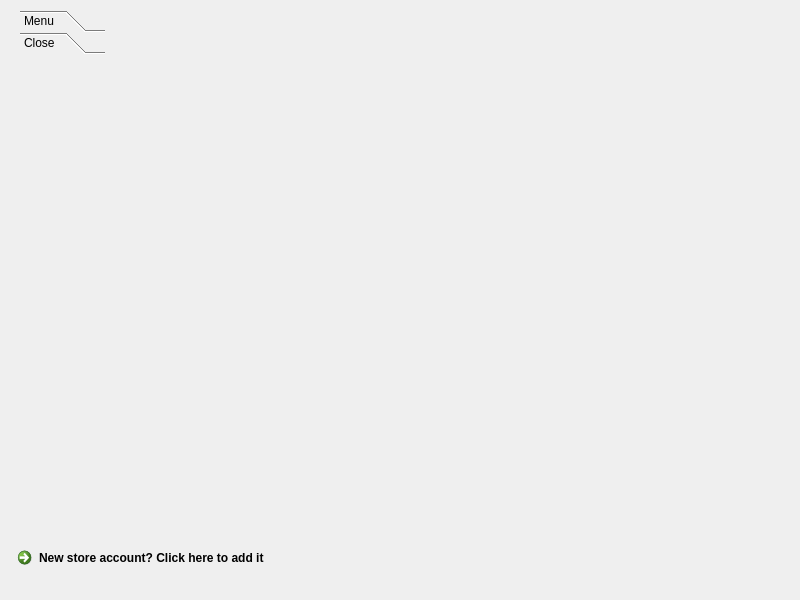
Before: the Qt Designer form res/UI Forms/AccountPageForm.ui in gsm999/TeamBlue_Porcupass, drawn with Qt 5.
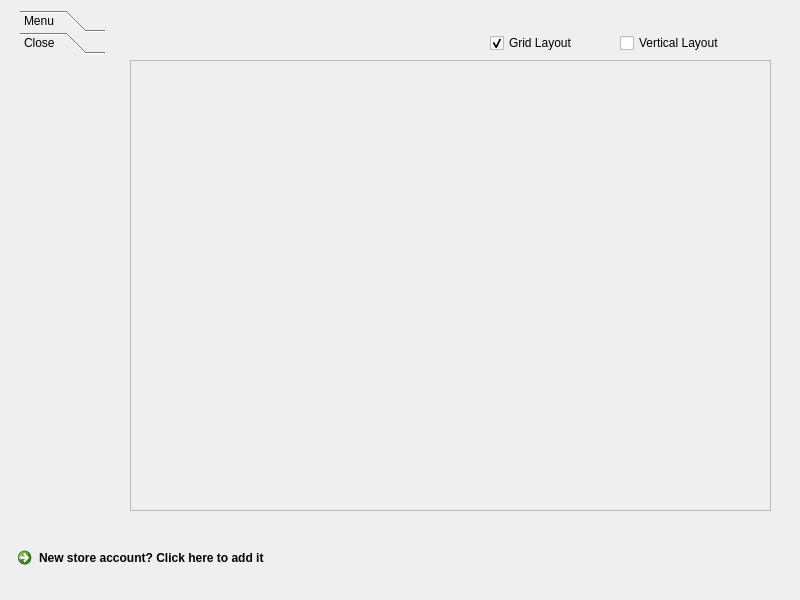
After: the same form once the commit is applied.

Commit message: Account Layouts / More Error Handling

```diff
--- a/res/UI Forms/AccountPageForm.ui
+++ b/res/UI Forms/AccountPageForm.ui
@@ -142,7 +142,7 @@
     <rect>
      <x>10</x>
      <y>540</y>
-     <width>331</width>
+     <width>391</width>
      <height>41</height>
     </rect>
    </property>
@@ -150,6 +150,81 @@
     <string>New store account? Click here to add it</string>
    </property>
   </widget>
+  <widget class="QScrollArea" name="AccountsHolder">
+   <property name="geometry">
+    <rect>
+     <x>130</x>
+     <y>60</y>
+     <width>641</width>
+     <height>451</height>
+    </rect>
+   </property>
+   <property name="widgetResizable">
+    <bool>true</bool>
+   </property>
+   <widget class="QWidget" name="scrollAreaWidgetContents">
+    <property name="geometry">
+     <rect>
+      <x>0</x>
+      <y>0</y>
+      <width>639</width>
+      <height>449</height>
+     </rect>
+    </property>
+   </widget>
+  </widget>
+  <widget class="QCheckBox" name="AccountsGridV">
+   <property name="geometry">
+    <rect>
+     <x>490</x>
+     <y>30</y>
+     <width>111</width>
+     <height>26</height>
+    </rect>
+   </property>
+   <property name="text">
+    <string>Grid Layout</string>
+   </property>
+   <property name="checked">
+    <bool>true</bool>
+   </property>
+  </widget>
+  <widget class="QCheckBox" name="AccountVertV">
+   <property name="geometry">
+    <rect>
+     <x>620</x>
+     <y>30</y>
+     <width>131</width>
+     <height>26</height>
+    </rect>
+   </property>
+   <property name="text">
+    <string>Vertical Layout</string>
+   </property>
+  </widget>
+  <widget class="QScrollArea" name="AccountsHolder2">
+   <property name="geometry">
+    <rect>
+     <x>130</x>
+     <y>60</y>
+     <width>641</width>
+     <height>451</height>
+    </rect>
+   </property>
+   <property name="widgetResizable">
+    <bool>true</bool>
+   </property>
+   <widget class="QWidget" name="scrollAreaWidgetContents_2">
+    <property name="geometry">
+     <rect>
+      <x>0</x>
+      <y>0</y>
+      <width>639</width>
+      <height>449</height>
+     </rect>
+    </property>
+   </widget>
+  </widget>
  </widget>
  <resources/>
  <connections/>
```
Left out of the diff: 4 changed lines with no effect on the pictures. The commit also changes 6 other files.
